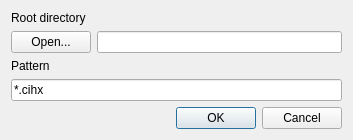
Old version of the form qt/patterndlg.ui in the repository rk-exxec/BounceAnalyzer.
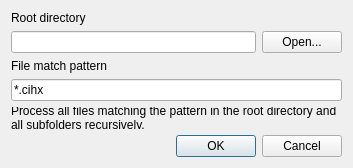
New version of the form.

Commit message: update pattern dialog

The edit to the form file:
```diff
--- a/qt/patterndlg.ui
+++ b/qt/patterndlg.ui
@@ -7,7 +7,7 @@
     <x>0</x>
     <y>0</y>
     <width>353</width>
-    <height>136</height>
+    <height>168</height>
    </rect>
   </property>
   <property name="windowTitle">
@@ -23,6 +23,13 @@
    </item>
    <item>
     <layout class="QHBoxLayout" name="horizontalLayout">
+     <item>
+      <widget class="QLineEdit" name="rootPathTxt">
+       <property name="alignment">
+        <set>Qt::AlignRight|Qt::AlignTrailing|Qt::AlignVCenter</set>
+       </property>
+      </widget>
+     </item>
      <item>
       <widget class="QPushButton" name="openBtn">
        <property name="text">
@@ -30,15 +37,12 @@
        </property>
       </widget>
      </item>
-     <item>
-      <widget class="QLineEdit" name="rootPathTxt"/>
-     </item>
     </layout>
    </item>
    <item>
     <widget class="QLabel" name="label_2">
      <property name="text">
-      <string>Pattern</string>
+      <string>File match pattern</string>
      </property>
     </widget>
    </item>
@@ -49,6 +53,16 @@
      </property>
     </widget>
    </item>
+   <item>
+    <widget class="QLabel" name="label_3">
+     <property name="text">
+      <string>Process all files matching the pattern in the root directory and all subfolders recursively.</string>
+     </property>
+     <property name="wordWrap">
+      <bool>true</bool>
+     </property>
+    </widget>
+   </item>
    <item>
     <widget class="QDialogButtonBox" name="buttonBox">
      <property name="standardButtons">
```
Left out of the diff: 2 changed lines with no effect on the pictures. The commit also changes 1 other file.
